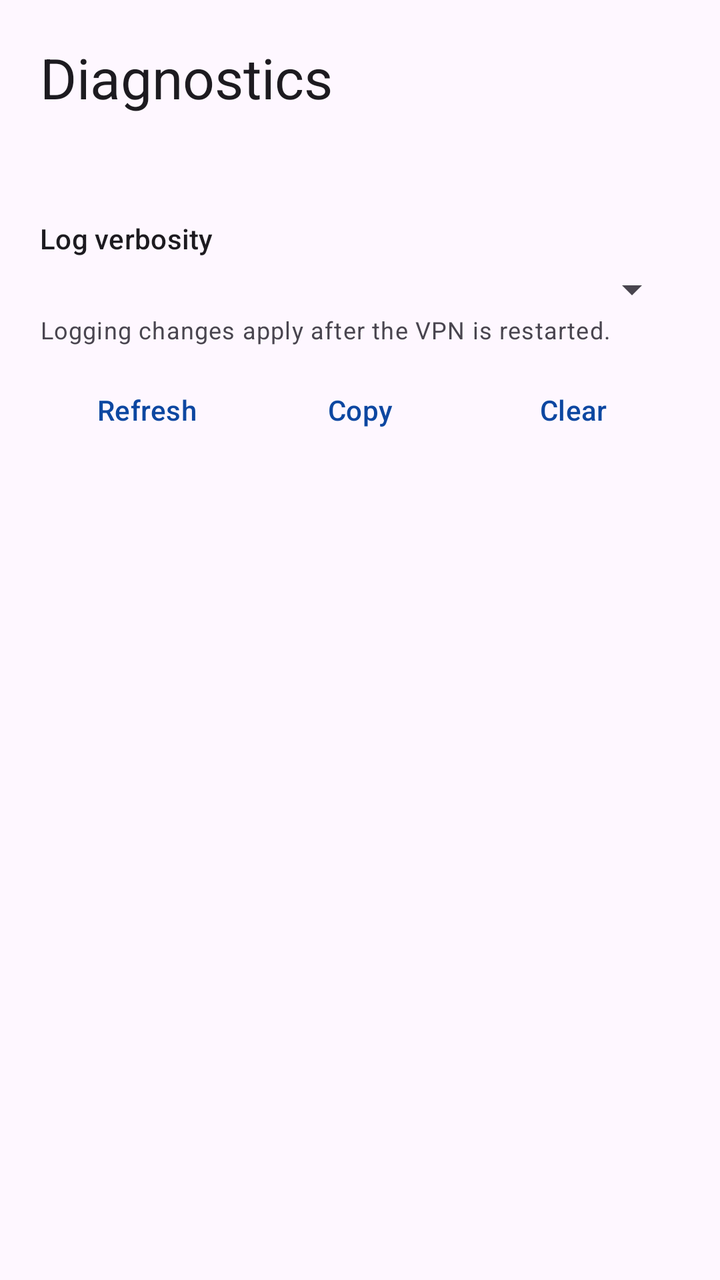
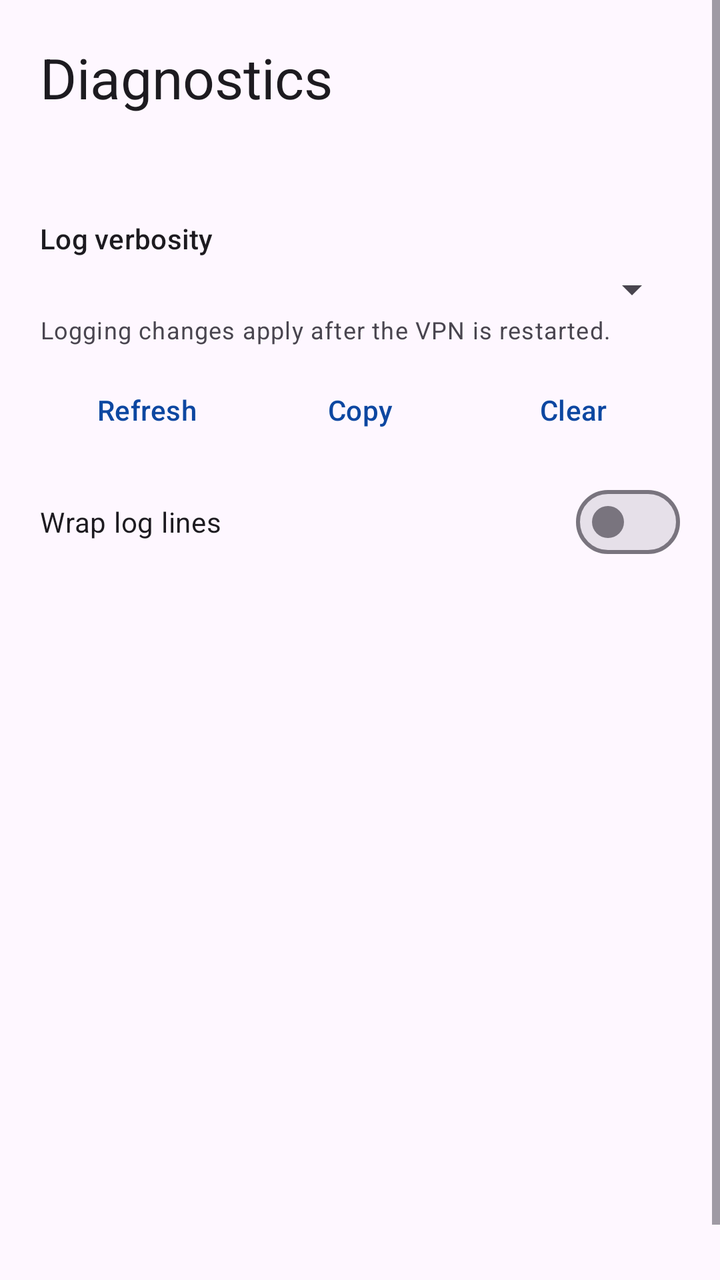

Two renders of the same Android screen: before a commit and after it. Below are the layout's source before the change and the commit's diff.
<!-- AndroidManifest.xml: application theme Theme.dns2ss -->
<!-- res/layout/activity_diagnostics.xml -->
<?xml version="1.0" encoding="utf-8"?>
<ScrollView xmlns:android="http://schemas.android.com/apk/res/android"
    android:layout_width="match_parent"
    android:layout_height="match_parent"
    android:fillViewport="true">

    <LinearLayout
        android:layout_width="match_parent"
        android:layout_height="wrap_content"
        android:orientation="vertical"
        android:padding="20dp">

        <TextView
            android:layout_width="match_parent"
            android:layout_height="wrap_content"
            android:text="@string/diagnostics_title"
            android:textAppearance="?attr/textAppearanceHeadlineMedium" />

        <TextView
            android:id="@+id/summary"
            android:layout_width="match_parent"
            android:layout_height="wrap_content"
            android:layout_marginTop="16dp"
            android:fontFamily="monospace"
            android:textAppearance="?attr/textAppearanceBodySmall" />

        <TextView
            android:layout_width="match_parent"
            android:layout_height="wrap_content"
            android:layout_marginTop="20dp"
            android:text="@string/log_verbosity"
            android:textAppearance="?attr/textAppearanceTitleSmall" />

        <Spinner
            android:id="@+id/logVerbosity"
            android:layout_width="match_parent"
            android:layout_height="wrap_content"
            android:layout_marginTop="4dp" />

        <TextView
            android:layout_width="match_parent"
            android:layout_height="wrap_content"
            android:text="@string/log_restart_note"
            android:textAppearance="?attr/textAppearanceBodySmall" />

        <LinearLayout
            android:layout_width="match_parent"
            android:layout_height="wrap_content"
            android:layout_marginTop="8dp"
            android:orientation="horizontal">

            <com.google.android.material.button.MaterialButton
                android:id="@+id/refresh"
                style="@style/Widget.Material3.Button.TextButton"
                android:layout_width="0dp"
                android:layout_height="wrap_content"
                android:layout_weight="1"
                android:text="@string/refresh" />

            <com.google.android.material.button.MaterialButton
                android:id="@+id/copy"
                style="@style/Widget.Material3.Button.TextButton"
                android:layout_width="0dp"
                android:layout_height="wrap_content"
                android:layout_weight="1"
                android:text="@string/copy" />

            <com.google.android.material.button.MaterialButton
                android:id="@+id/clear"
                style="@style/Widget.Material3.Button.TextButton"
                android:layout_width="0dp"
                android:layout_height="wrap_content"
                android:layout_weight="1"
                android:text="@string/clear" />
        </LinearLayout>

        <TextView
            android:id="@+id/logs"
            android:layout_width="match_parent"
            android:layout_height="360dp"
            android:layout_marginTop="8dp"
            android:fontFamily="monospace"
            android:gravity="top|start"
            android:padding="12dp"
            android:scrollbars="vertical"
            android:textAppearance="?attr/textAppearanceBodySmall" />
    </LinearLayout>
</ScrollView>
<!-- resources referenced by this layout -->
<resources>
  <string name="clear">Clear</string>
  <string name="copy">Copy</string>
  <string name="diagnostics_title">Diagnostics</string>
  <string name="log_restart_note">Logging changes apply after the VPN is restarted.</string>
  <string name="log_verbosity">Log verbosity</string>
  <string name="refresh">Refresh</string>
  <style name="Theme.dns2ss" parent="Theme.Material3.DayNight.NoActionBar">
          <item name="colorPrimary">@color/brand_blue</item>
          <item name="colorSecondary">@color/brand_accent</item>
      </style>
  <color name="brand_blue">#0D47A1</color>
  <color name="brand_accent">#26C6DA</color>
</resources>

<!-- the commit's change to res/layout/activity_diagnostics.xml (unified diff, before → after) -->
@@ -1,7 +1,10 @@
 <?xml version="1.0" encoding="utf-8"?>
 <ScrollView xmlns:android="http://schemas.android.com/apk/res/android"
+    xmlns:app="http://schemas.android.com/apk/res-auto"
+    android:id="@+id/root"
     android:layout_width="match_parent"
     android:layout_height="match_parent"
+    android:clipToPadding="false"
     android:fillViewport="true">
 
     <LinearLayout
@@ -74,15 +77,38 @@
                 android:text="@string/clear" />
         </LinearLayout>
 
-        <TextView
-            android:id="@+id/logs"
+        <com.google.android.material.materialswitch.MaterialSwitch
+            android:id="@+id/logWrap"
+            android:layout_width="match_parent"
+            android:layout_height="wrap_content"
+            android:layout_marginTop="8dp"
+            android:text="@string/wrap_log_lines" />
+
+        <HorizontalScrollView
+            android:id="@+id/logHorizontal"
             android:layout_width="match_parent"
             android:layout_height="360dp"
-            android:layout_marginTop="8dp"
-            android:fontFamily="monospace"
-            android:gravity="top|start"
-            android:padding="12dp"
-            android:scrollbars="vertical"
-            android:textAppearance="?attr/textAppearanceBodySmall" />
+            android:layout_marginTop="4dp"
+            android:fillViewport="true"
+            android:scrollbars="horizontal">
+
+            <ScrollView
+                android:id="@+id/logVertical"
+                android:layout_width="wrap_content"
+                android:layout_height="match_parent"
+                android:fillViewport="true"
+                android:scrollbars="vertical">
+
+                <TextView
+                    android:id="@+id/logs"
+                    android:layout_width="wrap_content"
+                    android:layout_height="wrap_content"
+                    android:fontFamily="monospace"
+                    android:gravity="top|start"
+                    android:padding="12dp"
+                    android:textAppearance="?attr/textAppearanceBodySmall"
+                    android:textIsSelectable="true" />
+            </ScrollView>
+        </HorizontalScrollView>
     </LinearLayout>
 </ScrollView>
<!-- resource entries referenced after the edit -->
@@ -6,6 +6,7 @@
   <string name="log_restart_note">Logging changes apply after the VPN is restarted.</string>
   <string name="log_verbosity">Log verbosity</string>
   <string name="refresh">Refresh</string>
+  <string name="wrap_log_lines">Wrap log lines</string>
   <style name="Theme.dns2ss" parent="Theme.Material3.DayNight.NoActionBar">
           <item name="colorPrimary">@color/brand_blue</item>
           <item name="colorSecondary">@color/brand_accent</item>
